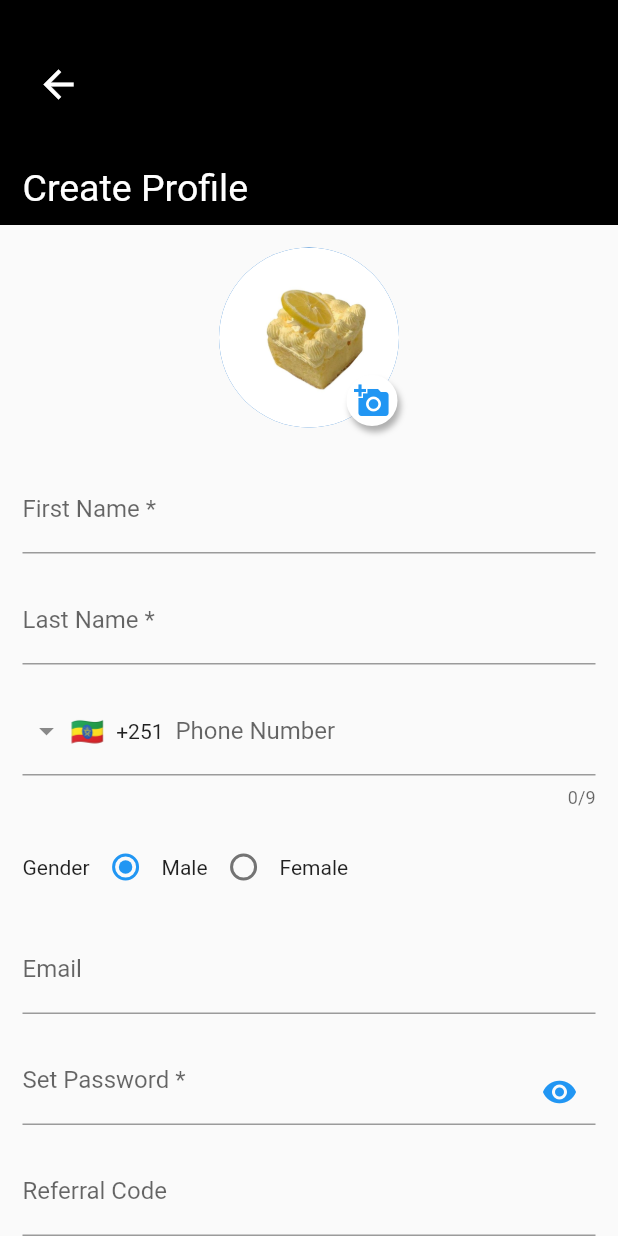
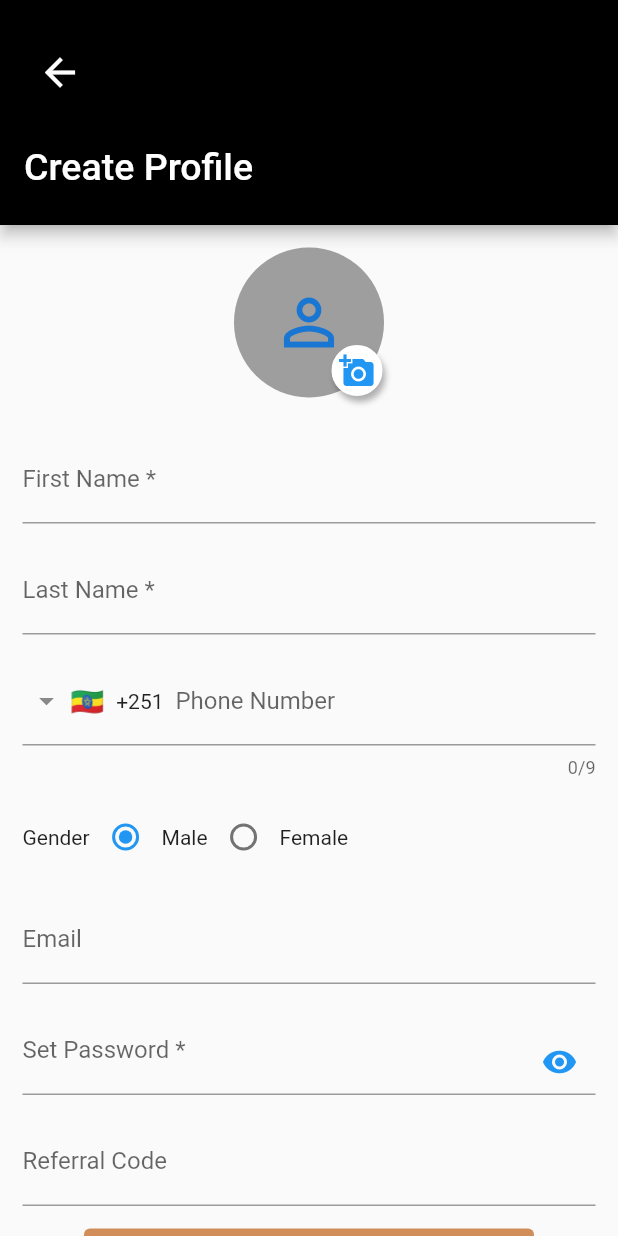
Before and after one commit to Michael-Jean-Wonde/Rica_Trip, a Flutter app: the screen it shows after launch, after a tap on "REGISTER", on a phone screen of 412 x 824 dp. Run offline on Flutter 3.47's test engine with Material 2 defaults, Android fonts, the phone set to English and light mode, and no system bars; drawn by our look-alikes of intl_phone_field; our stand-ins replace get, intro_slider.

Commit message:
app release

```diff
--- a/lib/intro_slider.dart
+++ b/lib/intro_slider.dart
@@ -120,6 +120,8 @@ class _IntroSliderPageState extends State<IntroSliderPage> {
   Widget build(BuildContext context) {
     return Scaffold(
       appBar: AppBar(
+        leading: Container(),
+        leadingWidth: 15,
         backgroundColor: Colors.orange,
         centerTitle: true,
         title: SizedBox(
@@ -149,7 +151,7 @@ class _IntroSliderPageState extends State<IntroSliderPage> {
       bottomNavigationBar: Container(
         padding: EdgeInsets.all(20),
         color: Colors.white,
-        height: 180,
+        height: 200,
         child: Column(
           mainAxisAlignment: MainAxisAlignment.spaceEvenly,
           crossAxisAlignment: CrossAxisAlignment.start,
--- a/lib/login.dart
+++ b/lib/login.dart
@@ -1,8 +1,10 @@
 // ignore_for_file: prefer_const_constructors, prefer_const_literals_to_create_immutables
 
 import 'package:flutter/material.dart';
+import 'package:get/get.dart';
 import 'package:intl_phone_field/intl_phone_field.dart';
 import 'package:rica_app/intro_slider.dart';
+import 'package:rica_app/routes/route_helper.dart';
 
 class LoginPage extends StatefulWidget {
   const LoginPage({Key? key}) : super(key: key);
@@ -22,26 +24,19 @@ class _LoginPageState extends State<LoginPage> {
             margin: EdgeInsets.only(bottom: 15),
             color: Colors.black,
             width: double.infinity,
-              alignment: Alignment.topLeft,
             height: 150,
             child: Column(
               mainAxisAlignment: MainAxisAlignment.spaceBetween,
               crossAxisAlignment: CrossAxisAlignment.start,
               children: [
-                  IconButton(
-                      padding: EdgeInsets.only(top: 15, left: 0),
-                      icon: Icon(
+                GestureDetector(
+                    onTap: () {
+                      Get.toNamed(RouteHelper.getHome());
+                    },
+                    child: Icon(
                       Icons.arrow_back_outlined,
                       color: Colors.white,
-                        size: 30,
-                      ),
-                      onPressed: () {
-                        Navigator.push(
-                          context,
-                          MaterialPageRoute(
-                              builder: (context) => const IntroSliderPage()),
-                        );
-                      }),
+                    )),
                 Text(
                   "Get Moving With Rica Trip",
                   style: TextStyle(color: Colors.white, fontSize: 25),
--- a/lib/main.dart
+++ b/lib/main.dart
@@ -1,9 +1,10 @@
 // ignore_for_file: prefer_const_constructors
 
 import 'package:flutter/material.dart';
+import 'package:get/get_navigation/src/root/get_material_app.dart';
 import 'package:rica_app/intro_slider.dart';
 import 'package:rica_app/login.dart';
-import 'package:rica_app/registerPage.dart';
+import 'package:rica_app/routes/route_helper.dart';
 
 void main() {
   runApp(const MyApp());
@@ -15,9 +16,12 @@ class MyApp extends StatelessWidget {
   // This widget is the root of your application.
   @override
   Widget build(BuildContext context) {
-    return MaterialApp(
+    return GetMaterialApp(
       debugShowCheckedModeBanner: false,
+      title: 'Flutter Demo',
       home: IntroSliderPage(),
+      initialRoute: RouteHelper.home,
+      getPages: RouteHelper.routes,
     );
   }
 }
--- a/lib/registerPage.dart
+++ b/lib/registerPage.dart
@@ -18,22 +18,18 @@ class _RegisterPageState extends State<RegisterPage> {
   Widget build(BuildContext context) {
     Gender? _gender = Gender.Male;
     return Scaffold(
-      body: SingleChildScrollView(
-        child: Column(
-          children: [
-            Container(
-              padding: EdgeInsets.only(left: 15, top: 25, bottom: 10),
-              margin: EdgeInsets.only(bottom: 15),
-              color: Colors.black,
-              width: double.infinity,
-              alignment: Alignment.topLeft,
+      appBar: AppBar(
+        leading: Container(),
+        leadingWidth: 0,
+        backgroundColor: Colors.black,
+        toolbarHeight: 150,
+        title: SizedBox(
           height: 150,
           child: Column(
-                mainAxisAlignment: MainAxisAlignment.spaceBetween,
+            mainAxisAlignment: MainAxisAlignment.spaceEvenly,
             crossAxisAlignment: CrossAxisAlignment.start,
             children: [
               IconButton(
-                      padding: EdgeInsets.only(top: 15, left: 0),
                   icon: Icon(
                     Icons.arrow_back_outlined,
                     color: Colors.white,
@@ -53,14 +49,23 @@ class _RegisterPageState extends State<RegisterPage> {
             ],
           ),
         ),
+      ),
+      body: SingleChildScrollView(
+        padding: EdgeInsets.only(top: 15),
+        child: Column(
+          children: [
             Stack(
               children: [
                 CircleAvatar(
-                  radius: 60,
+                  radius: 50,
                   backgroundColor: Colors.grey.shade200,
                   child: CircleAvatar(
-                    radius: 60,
-                    backgroundImage: AssetImage('assets/images/lemonCake.jpg'),
+                    backgroundColor: Colors.grey,
+                    radius: 50,
+                    child: Icon(
+                      Icons.person_outline,
+                      size: 50,
+                    ),
                   ),
                 ),
                 Positioned(
--- /dev/null
+++ b/lib/routes/route_helper.dart
@@ -0,0 +1,23 @@
+import 'package:get/get.dart';
+import 'package:rica_app/intro_slider.dart';
+import 'package:rica_app/login.dart';
+import 'package:rica_app/registerPage.dart';
+
+class RouteHelper {
+  static const String home = '/intro_slider';
+  static const String login = '/login';
+  static const String register = '/registerPage';
+
+
+  static String getHome() => home;
+  static String getLogin() => login;
+  static String getRegister() => register;
+
+  static List<GetPage> routes = [
+    GetPage(name: home, page: () => const IntroSliderPage()),
+    GetPage(name: login, page: () => const LoginPage()),
+    GetPage(name: register, page: () => const RegisterPage()),
+    //get page for popular food
+
+  ];
+}
--- a/pubspec.yaml
+++ b/pubspec.yaml
@@ -37,6 +37,7 @@ dependencies:
   intro_slider: ^3.0.9
   intl_phone_field: ^1.3.0
   sticky_headers: "^0.3.0"
+  get: ^4.6.5
 
 dev_dependencies:
   flutter_test:
```
Also changed, not shown: pubspec.lock, 1 other file. Lines whose indentation alone changed are shown as unchanged.
